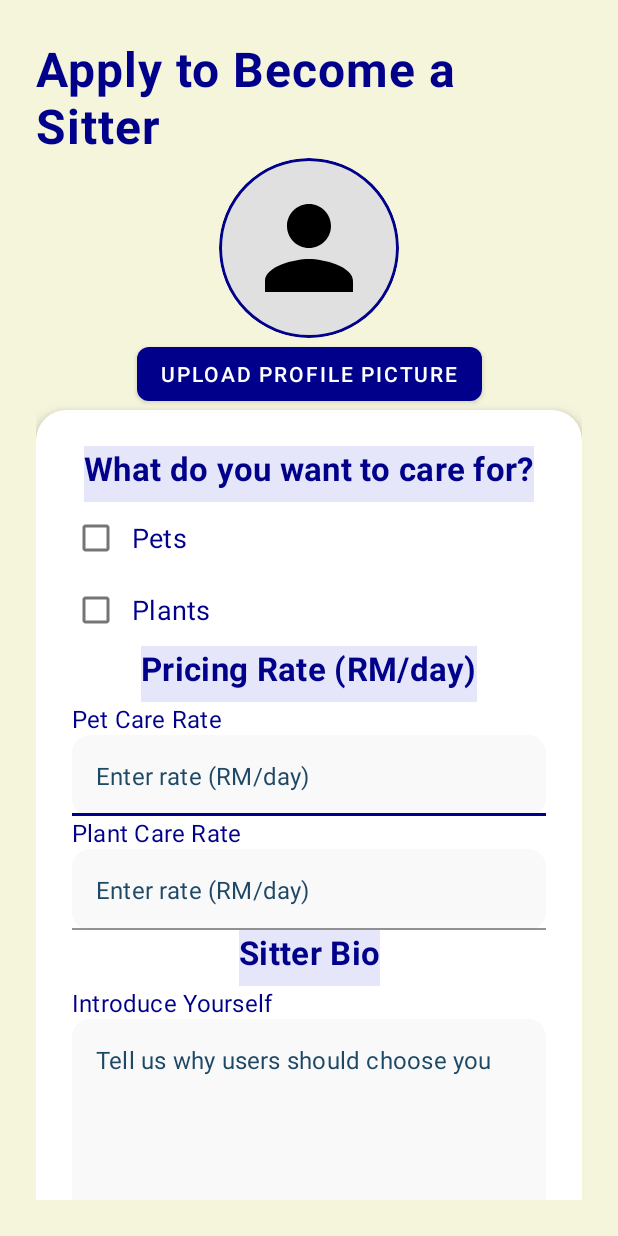
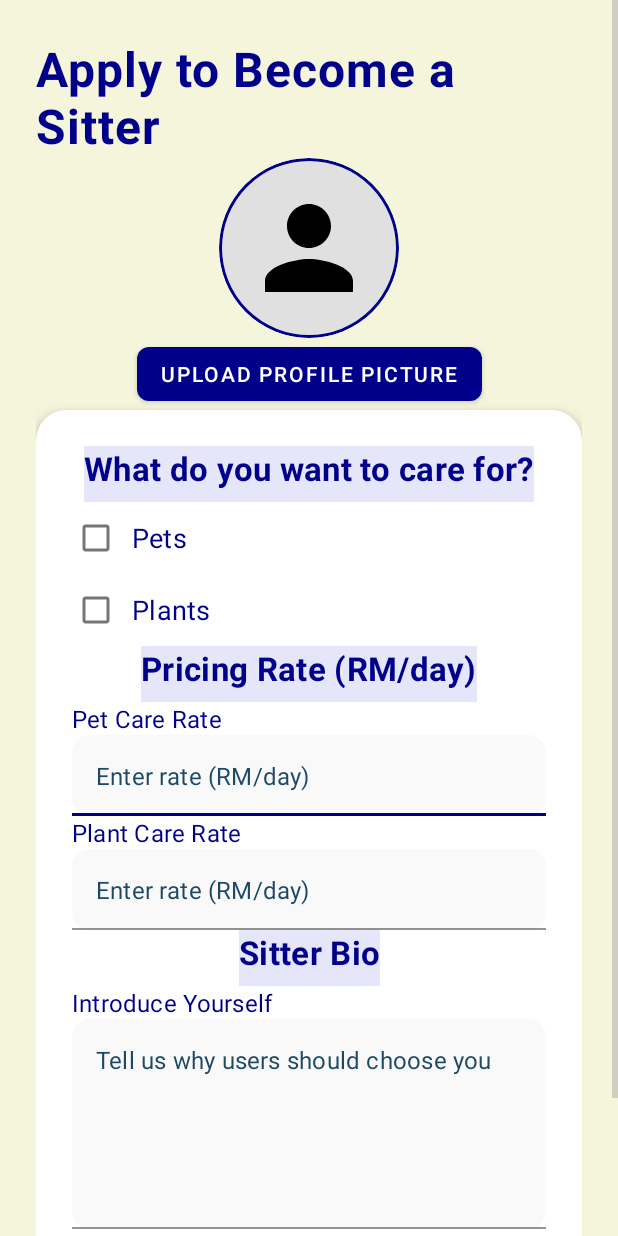
Before and after one commit to JosephTanKaiJun/Pet-Hub, an Android app: the SitterApplicationActivity screen opened directly, with no data from a screen before it, on a phone screen of 412 x 824 dp. Run offline under Robolectric (Android 15) with nearby library versions, the phone set to English and light mode, and no system bars; 1 statement that could not run was skipped.

Commit message:
Scroll View

```diff
--- a/app/src/main/java/com/example/pethub/sitter/SitterApplicationActivity.java
+++ b/app/src/main/java/com/example/pethub/sitter/SitterApplicationActivity.java
@@ -72,8 +72,11 @@ public class SitterApplicationActivity extends AppCompatActivity {
             Uri imageUri = data.getData();
             try {
                 Bitmap bitmap = MediaStore.Images.Media.getBitmap(getContentResolver(), imageUri);
-                binding.imageviewProfilePreview.setImageBitmap(bitmap);
-                profilePictureFilename = saveImageToInternalStorage(bitmap);
+                // Resize bitmap to match ImageView dimensions (120dp)
+                int targetSize = (int) (120 * getResources().getDisplayMetrics().density); // Convert dp to pixels
+                Bitmap resizedBitmap = Bitmap.createScaledBitmap(bitmap, targetSize, targetSize, true);
+                binding.imageviewProfilePreview.setImageBitmap(resizedBitmap);
+                profilePictureFilename = saveImageToInternalStorage(resizedBitmap);
             } catch (IOException e) {
                 Toast.makeText(this, "Failed to load image", Toast.LENGTH_SHORT).show();
             }
--- a/app/src/main/res/layout/activity_sitter_application.xml
+++ b/app/src/main/res/layout/activity_sitter_application.xml
@@ -1,10 +1,14 @@
 <?xml version="1.0" encoding="utf-8"?>
-<androidx.constraintlayout.widget.ConstraintLayout
-    xmlns:android="http://schemas.android.com/apk/res/android"
+<ScrollView xmlns:android="http://schemas.android.com/apk/res/android"
     xmlns:app="http://schemas.android.com/apk/res-auto"
     android:layout_width="match_parent"
     android:layout_height="match_parent"
-    android:background="#F5F5DC"
+    android:fillViewport="true"
+    android:background="#F5F5DC">
+
+    <androidx.constraintlayout.widget.ConstraintLayout
+        android:layout_width="match_parent"
+        android:layout_height="wrap_content"
         android:padding="24dp">
 
         <!-- Title -->
@@ -31,7 +35,8 @@
             android:background="@drawable/circle_background"
             android:clipToOutline="true"
             android:outlineProvider="background"
-        android:scaleType="centerInside"
+            android:scaleType="centerCrop"
+            android:adjustViewBounds="true"
             android:padding="16dp"
             app:layout_constraintTop_toBottomOf="@id/textview_title"
             app:layout_constraintStart_toStartOf="parent"
@@ -291,9 +296,11 @@
                     app:rippleColor="#4682B4"
                     app:layout_constraintTop_toBottomOf="@id/text_input_bio"
                     app:layout_constraintStart_toStartOf="parent"
-                app:layout_constraintEnd_toEndOf="parent"/>
+                    app:layout_constraintEnd_toEndOf="parent"
+                    android:layout_marginBottom="16dp"/>
 
             </androidx.constraintlayout.widget.ConstraintLayout>
         </androidx.cardview.widget.CardView>
 
     </androidx.constraintlayout.widget.ConstraintLayout>
+</ScrollView>
```
Lines whose indentation alone changed are shown as unchanged.
